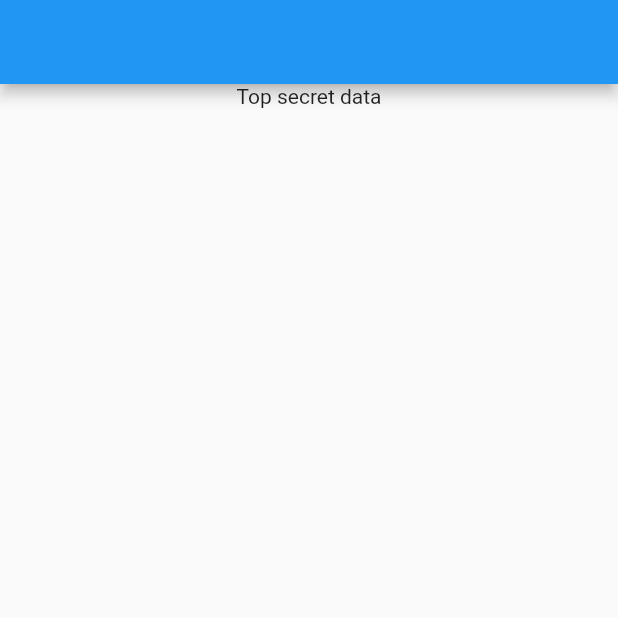
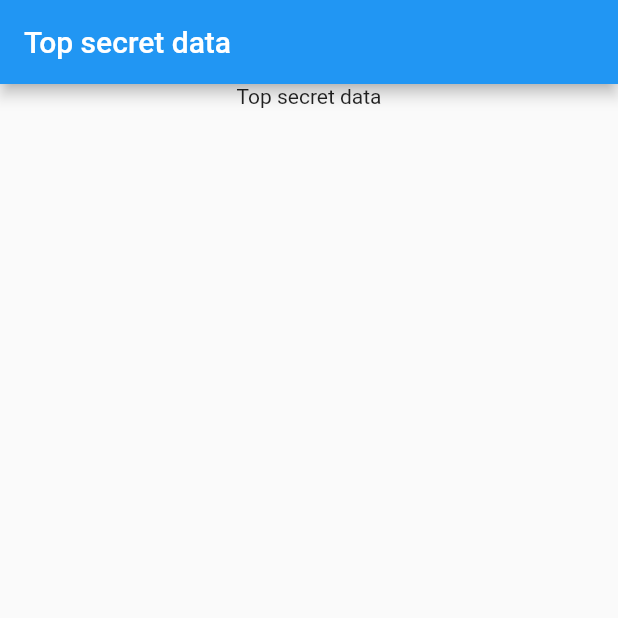
Before and after one commit to omtians9425/provider-sample, a Flutter app: the screen it shows after launch, on a phone screen of 412 x 824 dp, the top half of it. Run offline on Flutter 3.47's test engine with Material 2 defaults, Android fonts, the phone set to English and light mode, and no system bars.

Commit message:
refactor using provider

```diff
--- a/lib/main.dart
+++ b/lib/main.dart
@@ -1,22 +1,25 @@
 import 'package:flutter/material.dart';
+import 'package:provider/provider.dart';
 
 void main() => runApp(MyApp());
 
 class MyApp extends StatelessWidget {
   final String data = 'Top secret data';
+
   @override
   Widget build(BuildContext context) {
-    return MaterialApp(
+    return Provider<String>(
+      create: (context) => data,
+      child: MaterialApp(
         title: 'Flutter Demo',
         theme: ThemeData(
           primarySwatch: Colors.blue,
         ),
         home: Scaffold(
           appBar: AppBar(
-          title: Container(),
+            title: Text(data),
           ),
-        body: Level1(
-          data: data,
+          body: Level1(),
         ),
       ),
     );
@@ -24,42 +27,29 @@
 }
 
 class Level1 extends StatelessWidget {
-  final String data;
-  Level1({this.data});
-
   @override
   Widget build(BuildContext context) {
     return Container(
-      child: Level2(
-        data: data,
-      ),
+      child: Level2(),
     );
   }
 }
 
 class Level2 extends StatelessWidget {
-  final String data;
-  Level2({this.data});
-
   @override
   Widget build(BuildContext context) {
     return Column(
       children: <Widget>[
         Container(),
-        Level3(
-          data: data,
-        ),
+        Level3(),
       ],
     );
   }
 }
 
 class Level3 extends StatelessWidget {
-  final String data;
-  Level3({this.data});
-
   @override
   Widget build(BuildContext context) {
-    return Text(data);
+    return Text(Provider.of(context));
   }
 }
--- a/pubspec.yaml
+++ b/pubspec.yaml
@@ -23,6 +23,7 @@
   # The following adds the Cupertino Icons font to your application.
   # Use with the CupertinoIcons class for iOS style icons.
   cupertino_icons: ^0.1.2
+  provider: ^4.0.3
 
 dev_dependencies:
   flutter_test:
```
Also changed, not shown: pubspec.lock. Lines whose indentation alone changed are shown as unchanged.
